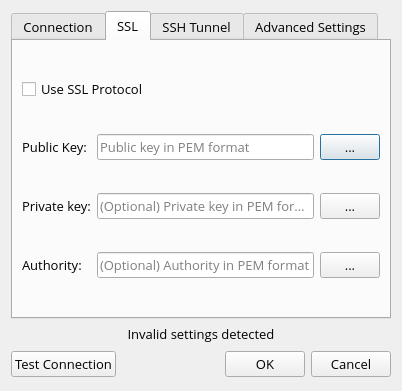
The window that src/app/forms/connection.ui (RedisInsight/RedisDesktopManager) describes before a commit, drawn with Qt 5.
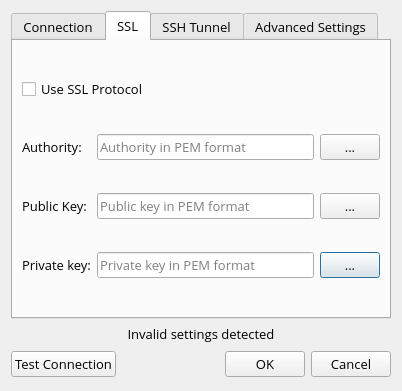
The same window after the commit. The open tabs and pages were chosen to show the change. Icons and pictures are not drawn.

Commit message: Fix SSL connection dialog

What changed in the file:
```diff
--- a/src/app/forms/connection.ui
+++ b/src/app/forms/connection.ui
@@ -59,7 +59,7 @@
       <enum>QTabWidget::Rounded</enum>
      </property>
      <property name="currentIndex">
-      <number>0</number>
+      <number>1</number>
      </property>
      <property name="elideMode">
       <enum>Qt::ElideRight</enum>
@@ -147,28 +147,57 @@
        <string>SSL</string>
       </attribute>
       <layout class="QGridLayout" name="gridLayout_5">
-       <item row="1" column="1">
-        <widget class="QLineEdit" name="sslCACertEdit">
-         <property name="placeholderText">
-          <string>Public key in PEM format</string>
+       <item row="0" column="0" colspan="3">
+        <widget class="QCheckBox" name="useSsl">
+         <property name="layoutDirection">
+          <enum>Qt::LeftToRight</enum>
          </property>
+         <property name="text">
+          <string>Use SSL Protocol</string>
+         </property>
         </widget>
        </item>
-       <item row="3" column="1">
+       <item row="3" column="2">
+        <widget class="QPushButton" name="sslPrivateKeyButton">
+         <property name="maximumSize">
+          <size>
+           <width>60</width>
+           <height>16777215</height>
+          </size>
+         </property>
+         <property name="text">
+          <string>...</string>
+         </property>
+        </widget>
+       </item>
+       <item row="2" column="1">
         <widget class="QLineEdit" name="sslLocalCertEdit">
          <property name="placeholderText">
-          <string>(Optional) Authority in PEM format</string>
+          <string>Public key in PEM format</string>
          </property>
         </widget>
        </item>
-       <item row="2" column="1">
+       <item row="2" column="2">
+        <widget class="QPushButton" name="sslCACertButton">
+         <property name="maximumSize">
+          <size>
+           <width>60</width>
+           <height>16777215</height>
+          </size>
+         </property>
+         <property name="text">
+          <string>...</string>
+         </property>
+        </widget>
+       </item>
+       <item row="3" column="1">
         <widget class="QLineEdit" name="sslPrivateKeyEdit">
          <property name="placeholderText">
-          <string>(Optional) Private key in PEM format</string>
+          <string>Private key in PEM format</string>
          </property>
         </widget>
        </item>
-       <item row="1" column="0">
+       <item row="2" column="0">
         <widget class="QLabel" name="sslPublicKey">
          <property name="sizePolicy">
           <sizepolicy hsizetype="Minimum" vsizetype="Preferred">
@@ -188,19 +217,6 @@
         </widget>
        </item>
        <item row="3" column="0">
-        <widget class="QLabel" name="label_2">
-         <property name="sizePolicy">
-          <sizepolicy hsizetype="Minimum" vsizetype="Preferred">
-           <horstretch>0</horstretch>
-           <verstretch>0</verstretch>
-          </sizepolicy>
-         </property>
-         <property name="text">
-          <string>Authority:</string>
-         </property>
-        </widget>
-       </item>
-       <item row="2" column="0">
         <widget class="QLabel" name="sslPrivateKey">
          <property name="sizePolicy">
           <sizepolicy hsizetype="Minimum" vsizetype="Preferred">
@@ -213,33 +229,27 @@
          </property>
         </widget>
        </item>
+       <item row="1" column="0">
+        <widget class="QLabel" name="label_2">
+         <property name="sizePolicy">
+          <sizepolicy hsizetype="Minimum" vsizetype="Preferred">
+           <horstretch>0</horstretch>
+           <verstretch>0</verstretch>
+          </sizepolicy>
+         </property>
+         <property name="text">
+          <string>Authority:</string>
+         </property>
+        </widget>
+       </item>
+       <item row="1" column="1">
+        <widget class="QLineEdit" name="sslCACertEdit">
+         <property name="placeholderText">
+          <string>Authority in PEM format</string>
+         </property>
+        </widget>
+       </item>
        <item row="1" column="2">
-        <widget class="QPushButton" name="sslCACertButton">
-         <property name="maximumSize">
-          <size>
-           <width>60</width>
-           <height>16777215</height>
-          </size>
-         </property>
-         <property name="text">
-          <string>...</string>
-         </property>
-        </widget>
-       </item>
-       <item row="2" column="2">
-        <widget class="QPushButton" name="sslPrivateKeyButton">
-         <property name="maximumSize">
-          <size>
-           <width>60</width>
-           <height>16777215</height>
-          </size>
-         </property>
-         <property name="text">
-          <string>...</string>
-         </property>
-        </widget>
-       </item>
-       <item row="3" column="2">
         <widget class="QPushButton" name="sslLocalCertButton">
          <property name="maximumSize">
           <size>
@@ -252,16 +262,6 @@
          </property>
         </widget>
        </item>
-       <item row="0" column="0" colspan="3">
-        <widget class="QCheckBox" name="useSsl">
-         <property name="layoutDirection">
-          <enum>Qt::LeftToRight</enum>
-         </property>
-         <property name="text">
-          <string>Use SSL Protocol</string>
-         </property>
-        </widget>
-       </item>
       </layout>
      </widget>
      <widget class="QWidget" name="sshTab">
```
The commit also changes 1 other file.
